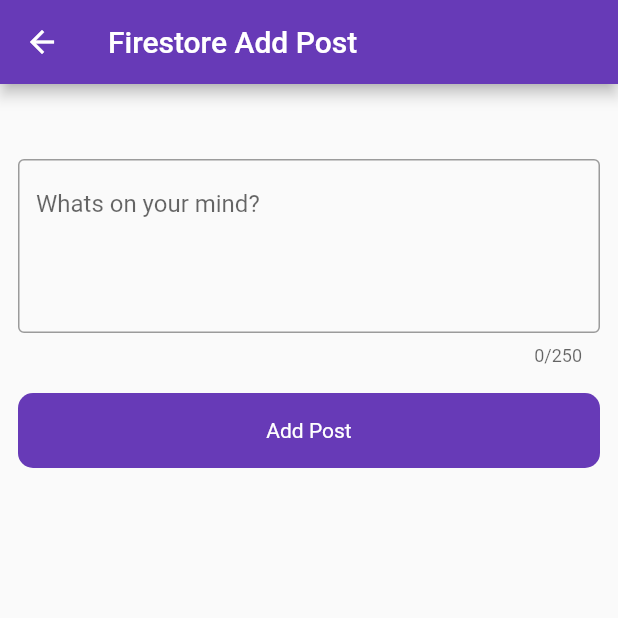
After one commit to huzaifak08/Firebase-Learn-by-Asif-Taj, a Flutter app: the screen it shows after launch, after a tap on the "add" icon, on a phone screen of 412 x 824 dp, the top half of it. The commit adds this screen. Run offline on Flutter 3.47's test engine with Material 2 defaults, Android fonts, the phone set to English and light mode, and no system bars; our stand-ins replace cloud_firestore, firebase_auth, firebase_core, firebase_database, fluttertoast; accounts and stored records are empty.

Commit message:
Firestore create operation done Allhamdullillah

```diff
--- /dev/null
+++ b/lib/UI/Firestore/create_firestore.dart
@@ -0,0 +1,76 @@
+import 'package:cloud_firestore/cloud_firestore.dart';
+import 'package:firebase_database/firebase_database.dart';
+import 'package:firebase_flutter/utils/utils.dart';
+import 'package:firebase_flutter/widgets/round_button.dart';
+import 'package:flutter/material.dart';
+
+class CreateFirestorePost extends StatefulWidget {
+  const CreateFirestorePost({super.key});
+
+  @override
+  State<CreateFirestorePost> createState() => _CreateFirestorePostState();
+}
+
+class _CreateFirestorePostState extends State<CreateFirestorePost> {
+  bool loading = false;
+
+  // A Table/Node of name Post is created in realtime database:
+  final firestoreRef = FirebaseFirestore.instance.collection('users');
+
+  // Post Text Field Controller:
+  final postController = TextEditingController();
+
+  @override
+  Widget build(BuildContext context) {
+    return Scaffold(
+      appBar: AppBar(
+        title: Text('Firestore Add Post'),
+      ),
+      body: Padding(
+        padding: const EdgeInsets.symmetric(horizontal: 12, vertical: 50),
+        child: Column(
+          children: [
+            TextFormField(
+              maxLines: 4,
+              maxLength: 250,
+              controller: postController,
+              decoration: InputDecoration(
+                hintText: 'Whats on your mind?',
+                border: OutlineInputBorder(),
+              ),
+            ),
+            SizedBox(height: 18),
+            RoundButton(
+              loading: loading,
+              title: 'Add Post',
+              onTap: () {
+                setState(() {
+                  loading = true;
+                });
+
+                String id = DateTime.now().microsecondsSinceEpoch.toString();
+
+                firestoreRef.doc(id).set({
+                  "id": id,
+                  "title": postController.text.toString(),
+                }).then((value) {
+                  setState(() {
+                    loading = false;
+                  });
+                  Utils().toastMessage('Post Added to Firestore');
+
+                  Navigator.pop(context);
+                }).onError((error, stackTrace) {
+                  setState(() {
+                    loading = false;
+                  });
+                  Utils().toastMessage(error.toString());
+                });
+              },
+            )
+          ],
+        ),
+      ),
+    );
+  }
+}
--- /dev/null
+++ b/lib/UI/Firestore/read_firestore.dart
@@ -0,0 +1,115 @@
+import 'package:firebase_auth/firebase_auth.dart';
+import 'package:firebase_core/firebase_core.dart';
+import 'package:firebase_database/firebase_database.dart';
+import 'package:firebase_database/ui/firebase_animated_list.dart';
+import 'package:firebase_flutter/UI/Firestore/create_firestore.dart';
+import 'package:firebase_flutter/UI/auth/login_screen.dart';
+import 'package:firebase_flutter/UI/auth/post/add_post_screen.dart';
+import 'package:firebase_flutter/utils/utils.dart';
+import 'package:flutter/material.dart';
+
+class ReadFirestorePost extends StatefulWidget {
+  const ReadFirestorePost({super.key});
+
+  @override
+  State<ReadFirestorePost> createState() => _ReadFirestorePostState();
+}
+
+class _ReadFirestorePostState extends State<ReadFirestorePost> {
+  // Firebase Auth:
+  final auth = FirebaseAuth.instance;
+
+  // Firebase RealTime Database:
+
+  // Text Editing Controller for Search bar:
+  final editController = TextEditingController();
+
+  @override
+  Widget build(BuildContext context) {
+    return Scaffold(
+      appBar: AppBar(
+        title: Text('Firestore Post Screen'),
+        centerTitle: true,
+
+        // For removing back icon on app bar:
+        automaticallyImplyLeading: false,
+        actions: [
+          IconButton(
+              onPressed: () {
+                // Signing Out:
+
+                auth.signOut().then((value) {
+                  Utils().toastMessage('Sign Out');
+
+                  Navigator.push(
+                      context,
+                      MaterialPageRoute(
+                        builder: (context) => LoginScreen(),
+                      ));
+                }).onError((error, stackTrace) {
+                  Utils().toastMessage(error.toString());
+                });
+              },
+              icon: Icon(Icons.logout_outlined)),
+          SizedBox(width: 15),
+        ],
+      ),
+      body: Column(
+        children: [
+          SizedBox(height: 12),
+
+          // Read data using FirebaseAnimatedList:
+          // Expanded is must for this realtime database:
+
+          Expanded(
+              child: ListView.builder(
+            itemCount: 10,
+            itemBuilder: (context, index) => ListTile(
+              title: Text('Huzaifa'),
+            ),
+          ))
+        ],
+      ),
+      floatingActionButton: FloatingActionButton(
+        onPressed: () {
+          Navigator.push(
+              context,
+              MaterialPageRoute(
+                builder: (context) => CreateFirestorePost(),
+              ));
+        },
+        child: Icon(Icons.add),
+      ),
+    );
+  }
+
+  Future<void> showMyDialog(String oldTitle, String id) async {
+    editController.text = oldTitle;
+    return showDialog(
+      context: context,
+      builder: (context) {
+        return AlertDialog(
+          content: Container(
+            child: TextField(
+              controller: editController,
+            ),
+          ),
+          actions: [
+            TextButton(
+                onPressed: () {
+                  Navigator.pop(context);
+                },
+                child: Text('Cancel')),
+            TextButton(
+                onPressed: () {
+                  Navigator.pop(context);
+
+                  // Firebase Update:
+                },
+                child: Text('Update')),
+          ],
+        );
+      },
+    );
+  }
+}
--- a/lib/main.dart
+++ b/lib/main.dart
@@ -1,4 +1,5 @@
 import 'package:firebase_core/firebase_core.dart';
+import 'package:firebase_flutter/UI/Firestore/read_firestore.dart';
 import 'package:firebase_flutter/UI/splash_screen.dart';
 import 'package:flutter/material.dart';
 
@@ -18,7 +19,7 @@ class MyApp extends StatelessWidget {
       theme: ThemeData(
         primarySwatch: Colors.deepPurple,
       ),
-      home: const SplashScreen(),
+      home: const ReadFirestorePost(),
     );
   }
 }
--- a/pubspec.yaml
+++ b/pubspec.yaml
@@ -40,6 +40,7 @@ dependencies:
   firebase_auth: ^4.1.1
   fluttertoast: ^8.1.1
   firebase_database: ^10.0.6
+  cloud_firestore: ^4.1.0
 
 dev_dependencies:
   flutter_test:
```
Also changed, not shown: lib/Firebase Services/splash_service.dart (+5 -4 lines), pubspec.lock, 2 other files.
